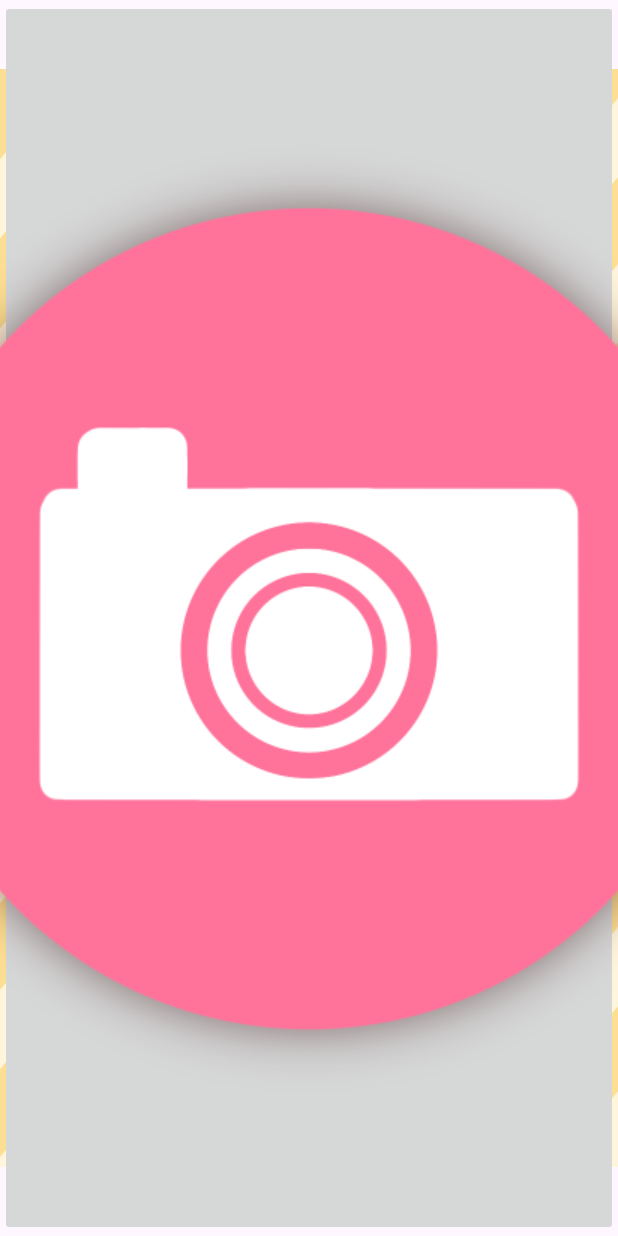
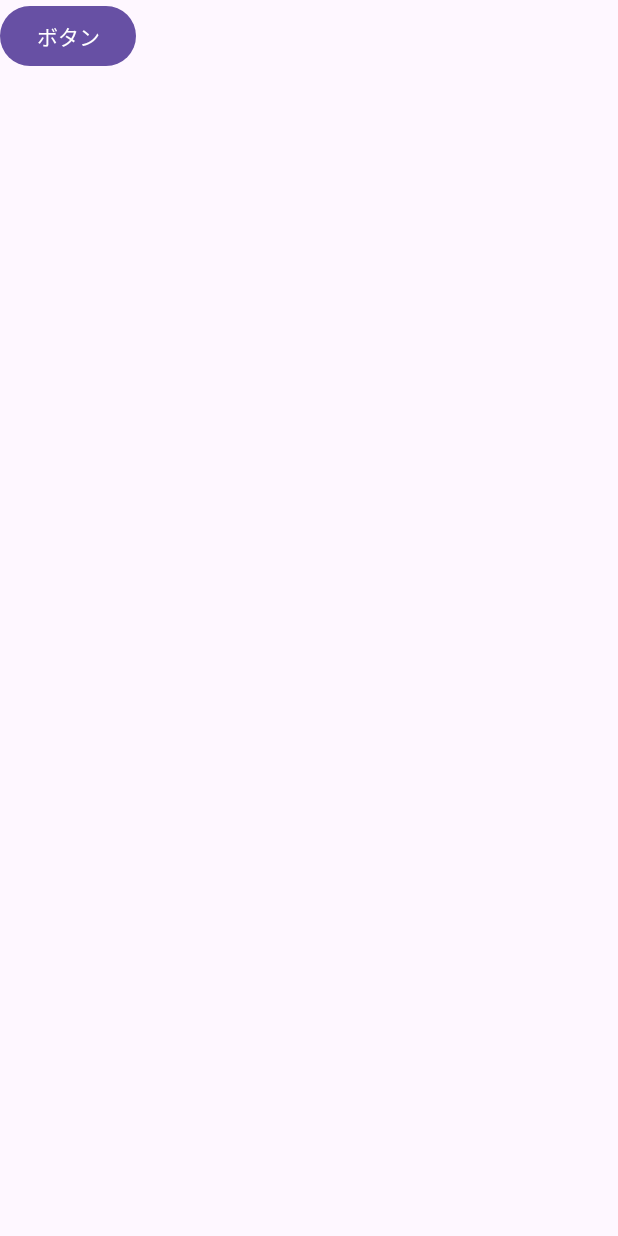
Before and after one commit to kaimu134383431/Fresh_meat_identification, an Android app: the layout layout_first_page.xml on its own in the app's theme, with its tools: preview values and no code run, on a phone screen of 412 x 824 dp. Run offline under Robolectric (Android 15) with nearby library versions, the phone set to English and light mode, and no system bars.

```diff
--- a/app/src/main/res/layout/layout_first_page.xml
+++ b/app/src/main/res/layout/layout_first_page.xml
@@ -4,34 +4,9 @@
     xmlns:tools="http://schemas.android.com/tools"
     android:layout_width="match_parent"
     android:layout_height="match_parent">
-
-    <ImageView
-        android:id="@+id/imageView"
-        android:layout_width="wrap_content"
-        android:layout_height="wrap_content"
-        app:srcCompat="@drawable/pg_background"
-        app:layout_constraintTop_toTopOf="parent"
-        app:layout_constraintStart_toStartOf="parent"
-        app:layout_constraintEnd_toEndOf="parent"/>
-
-
-    <ImageButton
-        android:id="@+id/imageButton"
-        android:layout_width="wrap_content"
-        android:layout_height="wrap_content"
-        android:padding="0dp"
-        android:scaleType="fitCenter"
-        android:src="@drawable/pg_camera"
-        app:layout_constraintEnd_toEndOf="parent"
-        app:layout_constraintHorizontal_bias="0.0"
-        app:layout_constraintStart_toStartOf="parent"
-        app:layout_constraintTop_toBottomOf="@id/imageView" />
-
-    <ImageButton
-        android:id="@+id/imageButton3"
-        android:layout_width="wrap_content"
-        android:layout_height="wrap_content"
-        app:srcCompat="@drawable/pg_camera" />
-
-
+<Button
+    android:layout_width="wrap_content"
+    android:layout_height="wrap_content"
+    android:text="ボタン"
+    />
 </androidx.constraintlayout.widget.ConstraintLayout>
```
Also changed, not shown: app/src/main/res/layout/activity_main.xml (+11 -20 lines).
